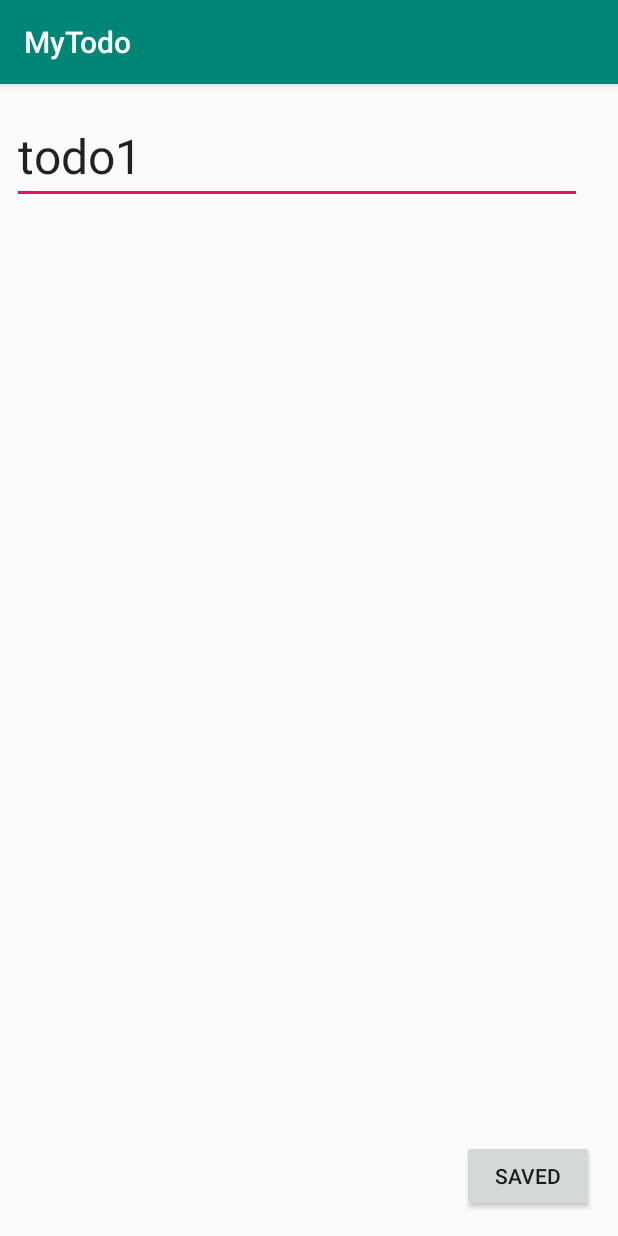
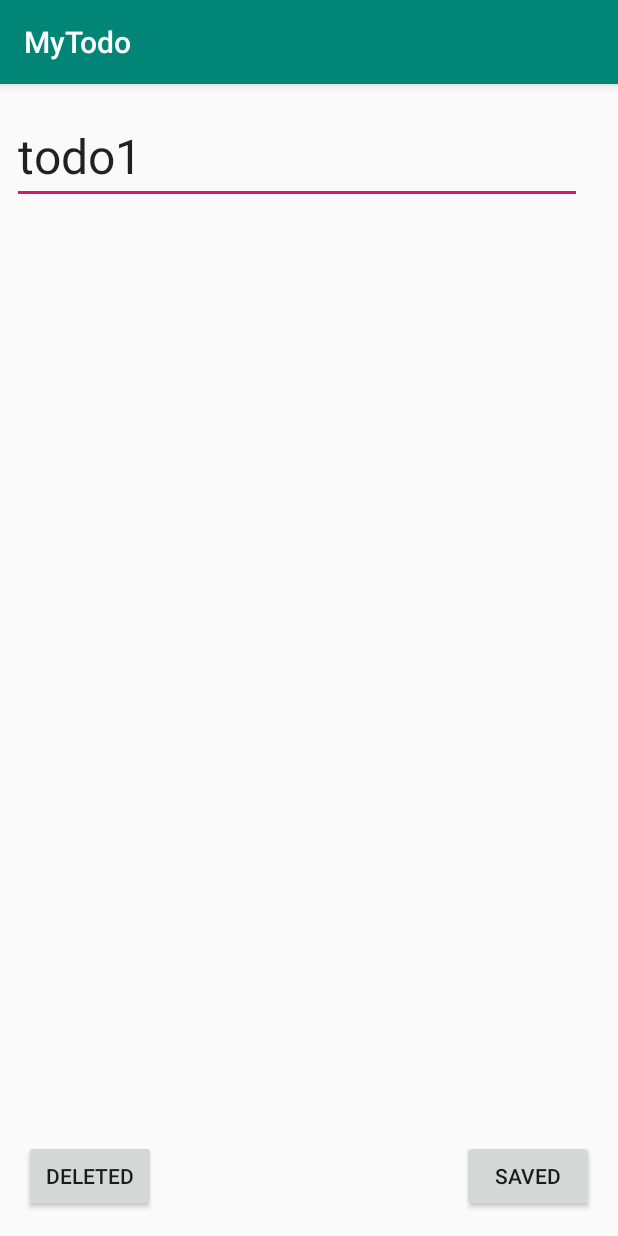
Before and after one commit to pickles-ochazuke/my-todo, an Android app: the screen it shows after launch (EditItemActivity), after a tap on "todo1", on a phone screen of 412 x 824 dp. Run offline under Robolectric (Android 15) with nearby library versions, the phone set to English and light mode, and no system bars; 1 other tap on this screen came first.

Commit message:
削除ボタンの追加
- MainActivity で削除と編集の判断をするために event パラメータを追加

```diff
--- a/app/src/main/java/com/example/ochadukebiyori/mytodo/EditItemActivity.kt
+++ b/app/src/main/java/com/example/ochadukebiyori/mytodo/EditItemActivity.kt
@@ -27,6 +27,19 @@ class EditItemActivity : AppCompatActivity() {
 
             result.putExtra("title", titleText.text.toString())
             result.putExtra("position", this.intent.getIntExtra("position", -1))
+            result.putExtra("event", "edit")
+
+            setResult(Activity.RESULT_OK, result)
+            finish()
+        }
+
+        // 削除ボタンの設定
+        val deletedButton = findViewById<Button>(R.id.deleteButton)
+        deletedButton.setOnClickListener {
+            val result = Intent()
+
+            result.putExtra("position", this.intent.getIntExtra("position", -1))
+            result.putExtra("event", "delete")
 
             setResult(Activity.RESULT_OK, result)
             finish()
--- a/app/src/main/res/layout/activity_edit_item.xml
+++ b/app/src/main/res/layout/activity_edit_item.xml
@@ -30,4 +30,14 @@
         app:layout_constraintBottom_toBottomOf="parent"
         app:layout_constraintEnd_toEndOf="parent" />
 
+    <Button
+        android:id="@+id/deleteButton"
+        android:layout_width="wrap_content"
+        android:layout_height="wrap_content"
+        android:layout_marginStart="16dp"
+        android:layout_marginBottom="16dp"
+        android:text="Deleted"
+        app:layout_constraintBottom_toBottomOf="parent"
+        app:layout_constraintStart_toStartOf="parent" />
+
 </androidx.constraintlayout.widget.ConstraintLayout>
```
Also changed, not shown: app/src/main/java/com/example/ochadukebiyori/mytodo/MainActivity.kt (+15 -0 lines).
